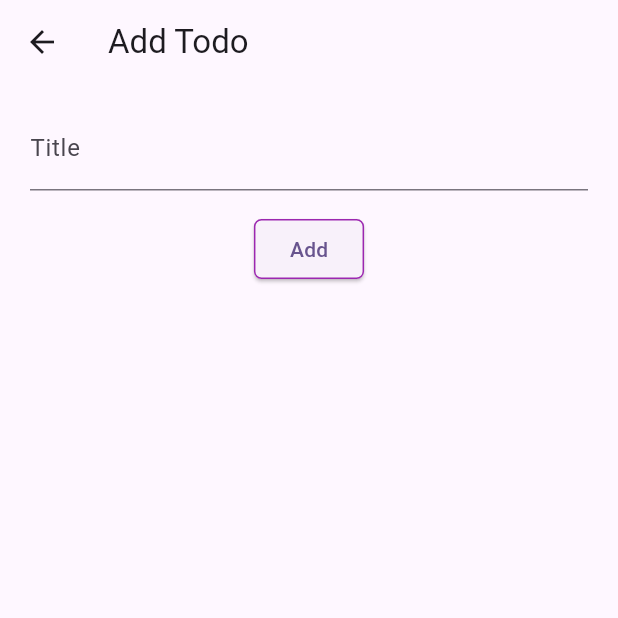
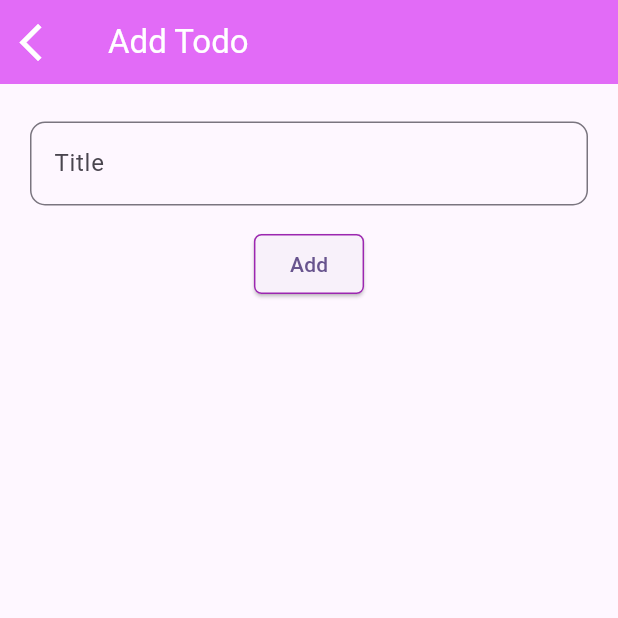
Before and after one commit to Sumaiya-Mollika/to_do_app, a Flutter app: the screen it shows after launch, after a tap on the "add" icon, on a phone screen of 412 x 824 dp, the top half of it. Run offline on Flutter 3.47's test engine with Material 2 defaults, Android fonts, the phone set to English and light mode, and no system bars; our stand-ins replace dio, get; network calls fail.

Commit message:
Added app icon, app name and fixes bug

```diff
--- /dev/null
+++ b/lib/src/config/api_end_point.dart
@@ -0,0 +1,5 @@
+class ApiEndPoint {
+  static String baseUrl() {
+    return 'https://graphqlzero.almansi.me/api';
+  }
+}
--- a/lib/src/controller/todo-controller.dart
+++ b/lib/src/controller/todo-controller.dart
@@ -1,6 +1,7 @@
 import 'package:dio/dio.dart';
 import 'package:flutter/material.dart';
 import 'package:get/get.dart';
+import 'package:to_do_app/src/config/api_end_point.dart';
 import 'package:to_do_app/src/model/todo.dart';
 import 'package:to_do_app/src/view/home_screen.dart';
 import 'package:to_do_app/src/widgets/custom_snackbar.dart';
@@ -9,10 +10,13 @@ class TaskController extends GetxController {
   final todoTitle = RxString('');
   final description = RxString('');
   final isCompleted = RxBool(false);
-
   final todoList = RxList<Todo>([]);
 
-  final url = 'https://graphqlzero.almansi.me/api';
+  @override
+  void onInit() {
+    super.onInit();
+    fetchTodos();
+  }
 
   final Dio _dio = Dio();
 
@@ -33,7 +37,7 @@ class TaskController extends GetxController {
 
     try {
       final response = await _dio.post(
-        url,
+        ApiEndPoint.baseUrl(),
         options: Options(headers: {'Content-Type': 'application/json'}),
         data: {
           'query': mutation,
@@ -50,7 +54,13 @@ class TaskController extends GetxController {
             textColor: Colors.white,
             color: Colors.green,
             message: '');
-        todoTitle.value = '';
+
+        final todos = Todo.fromJson(
+            response.data['data']['createTodo'] as Map<String, dynamic>);
+
+        print(todos);
+        todoList.insert(0, todos);
+        clearData();
         Get.to(HomeScreen());
       } else {
         customSnackbar(
@@ -85,7 +95,7 @@ class TaskController extends GetxController {
     ''';
 
       final response = await Dio().post(
-        url,
+        ApiEndPoint.baseUrl(),
         options: Options(headers: {'Content-Type': 'application/json'}),
         data: {'query': query},
       );
@@ -106,8 +116,6 @@ class TaskController extends GetxController {
 
 // Delete todo
   Future<void> deleteTodo(String todoId) async {
-    final url = 'https://graphqlzero.almansi.me/api';
-
     final mutation = '''
     mutation DeleteTodo(\$id: ID!) {
       deleteTodo(id: \$id)
@@ -116,7 +124,7 @@ class TaskController extends GetxController {
 
     try {
       final response = await _dio.post(
-        url,
+        ApiEndPoint.baseUrl(),
         options: Options(headers: {'Content-Type': 'application/json'}),
         data: {
           'query': mutation,
@@ -174,7 +182,7 @@ class TaskController extends GetxController {
 
     try {
       final response = await _dio.post(
-        url,
+        ApiEndPoint.baseUrl(),
         options: Options(headers: {'Content-Type': 'application/json'}),
         data: {
           'query': mutation,
@@ -203,7 +211,7 @@ class TaskController extends GetxController {
           color: Colors.green,
           message: '',
         );
-        todoTitle.value = '';
+        clearData();
         Get.to(HomeScreen());
       } else {
         customSnackbar(
@@ -224,4 +232,9 @@ class TaskController extends GetxController {
       );
     }
   }
+
+  clearData() {
+    todoTitle.value = '';
+    isCompleted.value = false;
+  }
 }
--- a/lib/src/view/create_todo_screen.dart
+++ b/lib/src/view/create_update_todo_screen.dart
@@ -4,18 +4,31 @@ import 'package:to_do_app/src/config/base.dart';
 import 'package:to_do_app/src/model/todo.dart';
 
 // ignore: must_be_immutable
-class CreateTodoScreen extends StatelessWidget with Base {
+class CreateUpdateTodoScreen extends StatelessWidget with Base {
   String? title;
   Todo? todo;
-  CreateTodoScreen({this.title, this.todo});
+  CreateUpdateTodoScreen({this.title, this.todo});
   @override
   Widget build(BuildContext context) {
     return Scaffold(
       appBar: AppBar(
-        title: Text(title!),
+        backgroundColor: const Color.fromARGB(255, 226, 107, 247),
+        title: Text(
+          title!,
+          style: TextStyle(color: Colors.white),
+        ),
+        leading: IconButton(
+            onPressed: () {
+              Get.back();
+            },
+            icon: Icon(
+              Icons.arrow_back_ios,
+              color: Colors.white,
+              size: 30,
+            )),
       ),
       body: Padding(
-        padding: const EdgeInsets.symmetric(horizontal: 20, vertical: 15),
+        padding: const EdgeInsets.symmetric(horizontal: 20, vertical: 25),
         child: Column(
           children: [
             if (title == 'Add Todo')
@@ -23,7 +36,7 @@ class CreateTodoScreen extends StatelessWidget with Base {
                 decoration: InputDecoration(
                   labelText: 'Title',
                   fillColor: Colors.white,
-                  focusedBorder: OutlineInputBorder(
+                  border: OutlineInputBorder(
                     borderSide:
                         const BorderSide(color: Colors.purple, width: 1.0),
                     borderRadius: BorderRadius.circular(10.0),
@@ -44,7 +57,7 @@ class CreateTodoScreen extends StatelessWidget with Base {
                     ),
                     labelText: 'Title',
                     fillColor: Colors.white,
-                    focusedBorder: OutlineInputBorder(
+                    border: OutlineInputBorder(
                       borderSide:
                           const BorderSide(color: Colors.purple, width: 1.0),
                       borderRadius: BorderRadius.circular(10.0),
@@ -61,7 +74,9 @@ class CreateTodoScreen extends StatelessWidget with Base {
                   title == 'Update Todo'
                       ? todoC.updateTodo(
                           id: todo!.id,
-                          title: todoC.todoTitle.value,
+                          title: todoC.todoTitle.value != ''
+                              ? todoC.todoTitle.value
+                              : todo!.title,
                           completed: todoC.isCompleted.value)
                       : todoC.createTodo();
                 },
--- a/lib/src/view/home_screen.dart
+++ b/lib/src/view/home_screen.dart
@@ -1,38 +1,56 @@
 import 'package:flutter/material.dart';
 import 'package:get/get.dart';
 import 'package:to_do_app/src/config/base.dart';
-import 'package:to_do_app/src/view/create_todo_screen.dart';
+import 'package:to_do_app/src/view/create_update_todo_screen.dart';
 
 class HomeScreen extends StatelessWidget with Base {
   @override
   Widget build(BuildContext context) {
-    todoC.fetchTodos();
+    // todoC.fetchTodos();
     return Scaffold(
         appBar: AppBar(
-          title: Text('Todos'),
+          backgroundColor: const Color.fromARGB(255, 226, 107, 247),
+          title: Text(
+            'Todos',
+            style: TextStyle(color: Colors.white),
+          ),
           actions: <Widget>[
             IconButton(
-              icon: Icon(Icons.add),
-              onPressed: () => Get.to(CreateTodoScreen(
+              icon: Icon(
+                Icons.add,
+                color: Colors.white,
+                size: 30,
+              ),
+              onPressed: () => Get.to(CreateUpdateTodoScreen(
                 title: 'Add Todo',
               )),
             ),
+            SizedBox(
+              width: 20,
+            )
           ],
         ),
         body: Obx(
-          () => ListView.builder(
+          () => Padding(
+            padding: const EdgeInsets.only(top: 20),
+            child: ListView.builder(
               shrinkWrap: true,
               primary: false,
               itemCount: todoC.todoList.length,
+              //  reverse: true,
               itemBuilder: (context, index) {
                 final item = todoC.todoList[index];
                 return Padding(
-                padding: const EdgeInsets.only(bottom: 10),
+                  padding:
+                      const EdgeInsets.only(bottom: 10, left: 10, right: 10),
                   child: ListTile(
+                    shape: RoundedRectangleBorder(
+                        borderRadius: BorderRadius.circular(6)),
+                    selectedTileColor: Colors.grey[300],
                     dense: true,
                     onTap: () {
                       todoC.isCompleted.value = item.completed;
-                    Get.to(CreateTodoScreen(
+                      Get.to(CreateUpdateTodoScreen(
                         title: 'Update Todo',
                         todo: item,
                       ));
@@ -41,12 +59,18 @@ class HomeScreen extends StatelessWidget with Base {
                     contentPadding:
                         EdgeInsets.symmetric(vertical: 10, horizontal: 15),
                     leading: Icon(
-                    item.completed == true ? Icons.check : null,
+                      item.completed ? Icons.check : null,
                       color: Colors.green,
                     ),
-                  title: Text(item.title),
-                  subtitle:
-                      Text(item.completed == true ? 'Complete' : 'Incomplate'),
+                    title: Text(
+                      item.title,
+                      style: TextStyle(fontSize: 15),
+                    ),
+                    subtitle: Text(
+                      item.completed ? 'Complete' : 'Incomplate',
+                      style: TextStyle(
+                          color: item.completed ? Colors.green : Colors.red),
+                    ),
                     trailing: IconButton(
                         onPressed: () {
                           todoC.deleteTodo(item.id);
@@ -59,6 +83,7 @@ class HomeScreen extends StatelessWidget with Base {
                 );
               },
             ),
+          ),
         ));
   }
 }
```
Also changed, not shown: 6 other files. Lines whose indentation alone changed are shown as unchanged.
